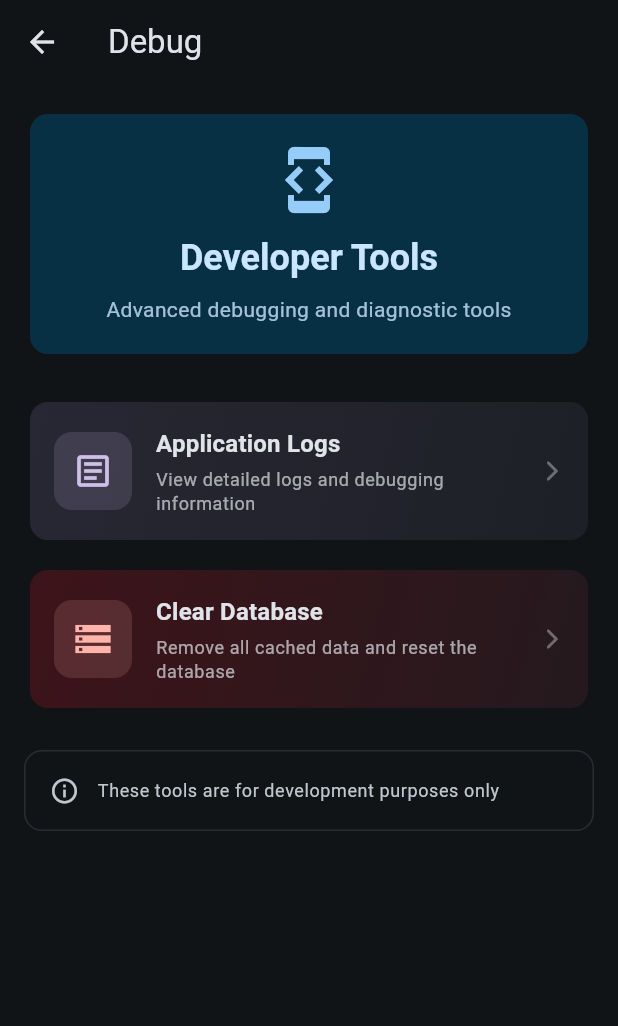
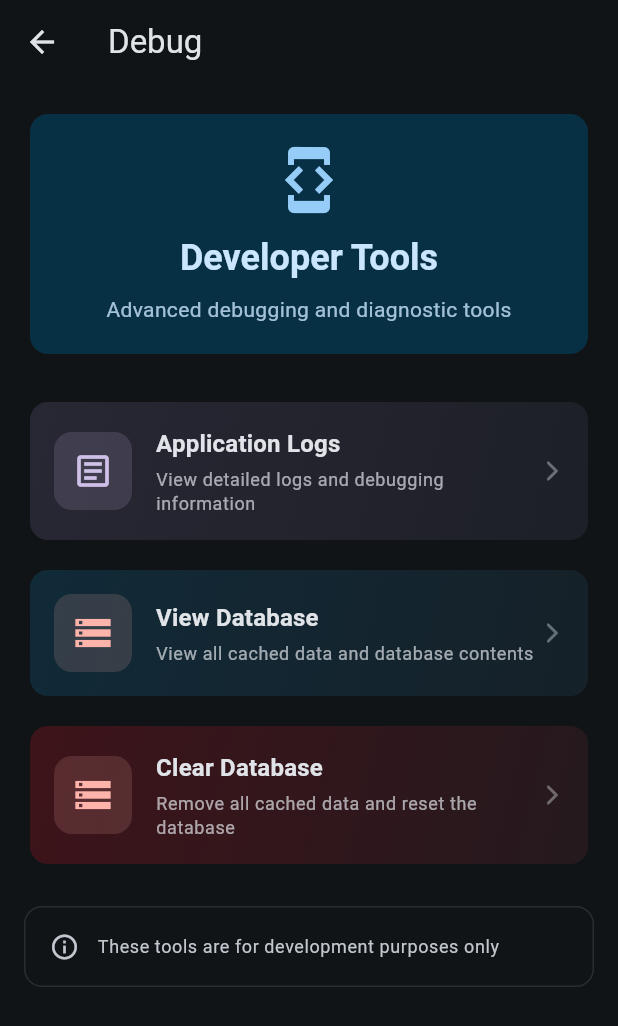
Before and after one commit to hdbg/pjatka, a Flutter app: the SettingsScreenSmall screen opened directly, after a tap on "Debug", on a phone screen of 412 x 824 dp. Shown: the top 1026 px of the screen. Run offline on Flutter 3.47's test engine with Material 3 defaults, Android fonts, the phone set to English and light mode, and no system bars; our stand-ins replace dio, drift, drift_flutter, flutter_hooks, flutter_riverpod, freezed_annotation and 10 more; missing offline and left inert: canonical_adaptive_scaffold, drift_db_viewer, semaphore, talker_dio_logger; accounts and stored records are empty; generated files the repository leaves out were written again; statements that could not run were skipped.

Commit message:
refactor: rename Adaptive class to AdaptiveBuilders and enable drift DevTools

```diff
--- a/devtools_options.yaml
+++ b/devtools_options.yaml
@@ -1,3 +1,4 @@
 description: This file stores settings for Dart & Flutter DevTools.
 documentation: https://docs.flutter.dev/tools/devtools/extensions#configure-extension-enablement-states
 extensions:
+  - drift: true
--- a/lib/screens/settings/screen.dart
+++ b/lib/screens/settings/screen.dart
@@ -218,15 +218,15 @@ final settingsDestination = Destination(
   label: 'Settings',
   icon: const Icon(Icons.settings),
   selectedIcon: const Icon(Icons.settings_outlined),
-  main: Adaptive(
-    buildSmall: (context) => SettingsScreenSmall(),
-    build: (context) => const _SettingsList(),
+  main: AdaptiveBuilders(
+    // buildSmall: (context) => SettingsScreenSmall(),
+    build: (context) => SettingsScreenSmall(),
     buildMediumLarge: (context) => const _SettingsList(),
     buildLarge: (context) => const _SettingsList(),
     buildExtraLarge: (context) => const _SettingsList(),
   ),
-  secondary: Adaptive(
-    build: (context) => SettingsPane(),
+  secondary: AdaptiveBuilders(
+    // build: (context) => SettingsPane(),
     buildMediumLarge: (context) => SettingsPane(),
     buildLarge: (context) => SettingsPane(),
     buildExtraLarge: (context) => SettingsPane(),
--- a/lib/screens/settings/settings/debug.dart
+++ b/lib/screens/settings/settings/debug.dart
@@ -1,3 +1,4 @@
+import 'package:drift_db_viewer/drift_db_viewer.dart';
 import 'package:flutter/material.dart';
 import 'package:pjatka/features/database/database.dart';
 import 'package:pjatka/screens/settings/screen.dart';
@@ -84,6 +85,18 @@ class _DebugActionCards extends StatelessWidget {
             MaterialPageRoute(
               builder: (context) => TalkerScreen(talker: talker),
             ),
+          ),
+        ),
+        const SizedBox(height: 12),
+        _DebugCard(
+          icon: Icons.storage_outlined,
+          title: 'View Database',
+          subtitle: 'View all cached data and database contents',
+          color: colorScheme.primaryContainer,
+          iconColor: colorScheme.error,
+          isDangerous: true,
+          onTap: () => Navigator.of(context).push(
+            MaterialPageRoute(builder: (context) => DriftDbViewer(database)),
           ),
         ),
         const SizedBox(height: 12),
--- a/pubspec.yaml
+++ b/pubspec.yaml
@@ -35,6 +35,7 @@ dependencies:
   settings_ui: ^2.0.2
   hooks_riverpod: ^3.1.0
   talker_flutter: ^5.1.9
+  drift_db_viewer: ^2.1.0
 
 dev_dependencies:
   flutter_test:
```
Also changed, not shown: lib/home.dart (+23 -24 lines), lib/screens/schedule.dart (+17 -9 lines), pubspec.lock.
